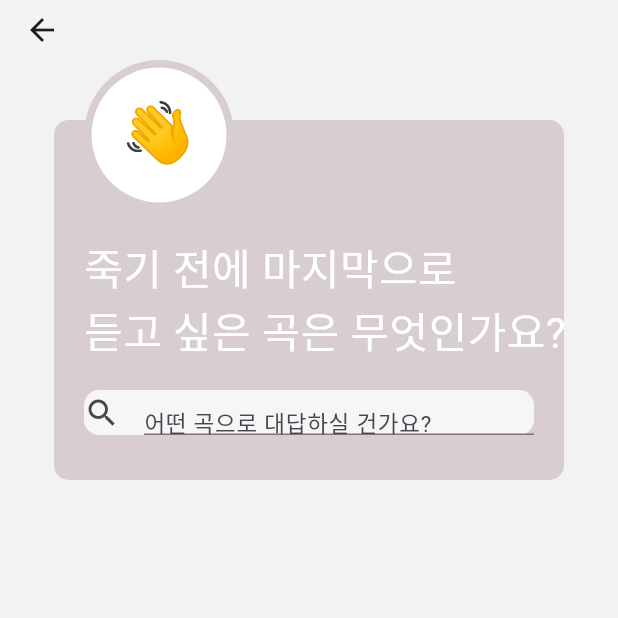
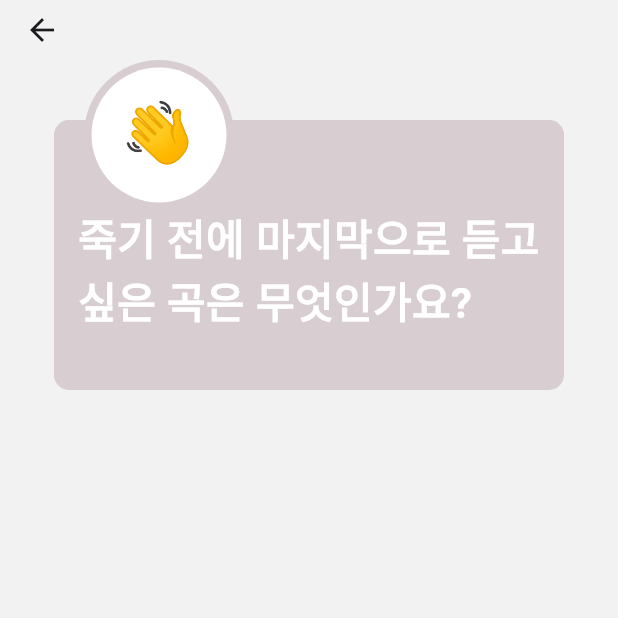
Before and after one commit to team-ummmm/MUSIQ_FRONT, a Flutter app: the SearchScreen screen opened by its route, on a phone screen of 412 x 824 dp, the top half of it. Run offline on Flutter 3.47's test engine with Material 2 defaults, Android fonts, the phone set to English and light mode, and no system bars; our stand-ins replace flutter_calendar_carousel; Roboto replaces fonts that are missing (AppleSDGothicNeo).

Commit message:
fix main_question_card.dart

```diff
--- a/lib/main.dart
+++ b/lib/main.dart
@@ -24,7 +24,7 @@ class MUSIQ extends StatelessWidget {
         appBarTheme: const AppBarTheme(color: AppColor.backgroudColor),
         scaffoldBackgroundColor: AppColor.backgroudColor,
         colorScheme: ColorScheme.fromSeed(seedColor: Colors.deepPurple),
-        fontFamily: 'AppleSDGothicNeo',
+        // fontFamily: 'AppleSDGothicNeo',
         useMaterial3: true,
       ),
       home: const RootPage(),
--- a/lib/pages/answer_page.dart
+++ b/lib/pages/answer_page.dart
@@ -23,6 +23,7 @@ class AnswerPage extends StatelessWidget {
             Text(
               "대답했어요",
               style: TextStyle(
+                fontFamily: 'AppleSDGothicNeo',
                 fontWeight: FontWeight.w500,
                 fontSize: 35,
               ),
--- a/lib/pages/calendar_page.dart
+++ b/lib/pages/calendar_page.dart
@@ -39,7 +39,10 @@ class _CalendarPageState extends State<CalendarPage> {
                   ),
                   Text(
                     "돌아보아요",
-                    style: TextStyle(fontWeight: FontWeight.w500, fontSize: 40),
+                    style: TextStyle(
+                        fontFamily: 'AppleSDGothicNeo',
+                        fontWeight: FontWeight.w500,
+                        fontSize: 35),
                   ),
                 ],
               ),
@@ -99,11 +102,17 @@ class _CalendarPageState extends State<CalendarPage> {
                   showHeader: true,
                   weekFormat: false,
                   height: 400.0,
-                  todayButtonColor: Colors.black54,
+                  todayButtonColor: Colors.grey.shade300,
+                  todayTextStyle: const TextStyle(
+                      color: Colors.black,
+                      fontSize: 18,
+                      fontWeight: FontWeight.bold),
                   selectedDateTime: _currentDate,
+                  // selectedDayButtonColor: ,
+                  selectedDayBorderColor: Colors.red,
                   markedDateShowIcon: true,
                   // markedDateIconMaxShown: 1,
-                  daysHaveCircularBorder: true,
+                  // daysHaveCircularBorder: true,
                   onCalendarChanged: (DateTime date) {
                     setState(() {
                       _currentDate = date;
--- a/lib/widgets/main_question_card.dart
+++ b/lib/widgets/main_question_card.dart
@@ -21,31 +21,23 @@ class MainQuestionCard extends StatelessWidget {
           decoration: BoxDecoration(
               borderRadius: BorderRadius.circular(10),
               color: AppColor.defaultColor),
-          height: 240,
+          height: 180,
           width: 340,
-          child: const Row(
-            children: [
-              SizedBox(width: 20),
-              Column(
-                mainAxisAlignment: MainAxisAlignment.center,
-                crossAxisAlignment: CrossAxisAlignment.start,
-                children: [
-                  Text(
-                    "죽기 전에 마지막으로",
+          child: const Padding(
+            padding: EdgeInsets.only(top: 20.0),
+            child: Padding(
+              padding: EdgeInsets.all(16.0),
+              child: Center(
+                child: Text(
+                  "죽기 전에 마지막으로 듣고 싶은 곡은 무엇인가요?",
                   style: TextStyle(
                       fontSize: 28,
                       color: Colors.white,
-                        fontWeight: FontWeight.w500),
+                      fontWeight: FontWeight.bold),
                   textAlign: TextAlign.left,
                 ),
-                  Text(
-                    "듣고 싶은 곡은 무엇인가요?",
-                    style: TextStyle(fontSize: 28, color: Colors.white),
-                    textAlign: TextAlign.left,
               ),
-                ],
             ),
-            ],
           ),
         ),
       ]),
@@ -76,24 +68,24 @@ class MainQuestionCard extends StatelessWidget {
               ),
             ),
           )),
-      Positioned(
-        bottom: 30,
-        left: 20,
-        child: Container(
-          width: 300,
-          height: 30,
-          decoration: BoxDecoration(
-              borderRadius: BorderRadius.circular(10),
-              color: Colors.white.withOpacity(0.8)),
-          child: const TextField(
-            decoration: InputDecoration(
-              icon: Icon(Icons.search),
-              hintText: "어떤 곡으로 대답하실 건가요?",
-            ),
-            style: TextStyle(fontSize: 15, height: 1.0),
-          ),
-        ),
-      )
+      // Positioned(
+      //   bottom: 30,
+      //   left: 20,
+      //   child: Container(
+      //     width: 300,
+      //     height: 30,
+      //     decoration: BoxDecoration(
+      //         borderRadius: BorderRadius.circular(10),
+      //         color: Colors.white.withOpacity(0.8)),
+      //     child: const TextField(
+      //       decoration: InputDecoration(
+      //         icon: Icon(Icons.search),
+      //         hintText: "어떤 곡으로 대답하실 건가요?",
+      //       ),
+      //       style: TextStyle(fontSize: 15, height: 1.0),
+      //     ),
+      //   ),
+      // )
     ]);
   }
 }
```
Lines whose indentation alone changed are shown as unchanged.
